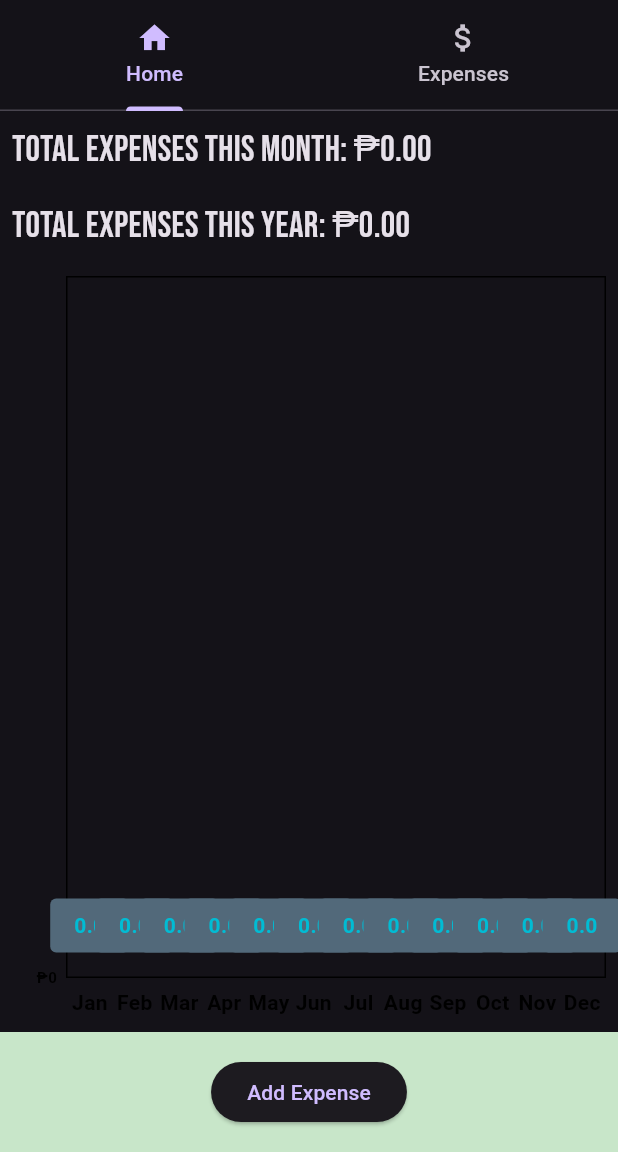
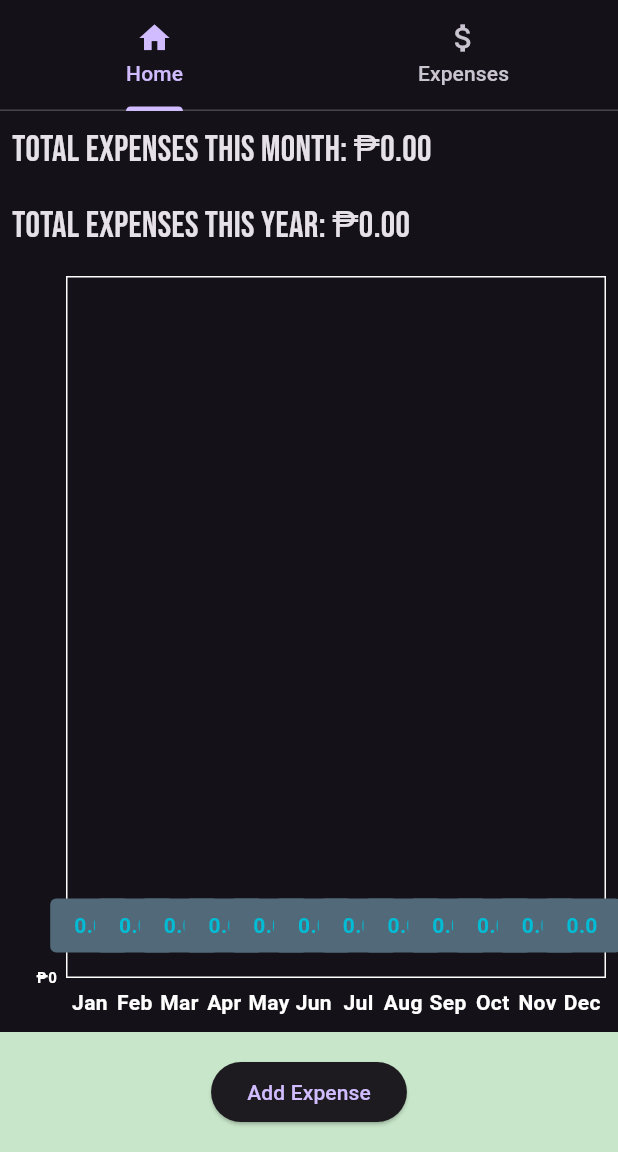
Before and after one commit to SugarSalad/Flutter, a Flutter app: the screen it shows after launch, after a tap on the "dark mode" icon, on a phone screen of 412 x 824 dp, the part 84-1236 px from its top. Run offline on Flutter 3.47's test engine with Material 3 defaults, Android fonts, the phone set to English and light mode, and no system bars; drawn by our look-alikes of fl_chart; our stand-ins replace hive, hive_flutter; accounts and stored records are empty.

Commit message:
optimized darkmode

```diff
--- a/lib/home_page.dart
+++ b/lib/home_page.dart
@@ -190,10 +190,10 @@ class _MyHomePageState extends State<MyHomePage>
               titlesData: FlTitlesData(
                 bottomTitles: SideTitles(
                   showTitles: true,
-                    getTextStyles: (context, value) => const TextStyle(
+                  getTextStyles: (context, value) => TextStyle(
                     fontSize: 14,
                     fontWeight: FontWeight.bold,
-                      color: Colors.black,
+                    color: isDarkMode ? Colors.white : Colors.black,
                   ),
                   getTitles: (value) {
                     switch (value.toInt()) {
@@ -228,10 +228,10 @@ class _MyHomePageState extends State<MyHomePage>
                 ),
                 leftTitles: SideTitles(
                   showTitles: true,
-                    getTextStyles: (context, value) => const TextStyle(
+                  getTextStyles: (context, value) => TextStyle(
                     fontSize: 10,
                     fontWeight: FontWeight.bold,
-                      color: Colors.black,
+                    color: isDarkMode ? Colors.white : Colors.black,
                   ),
                   getTitles: (value) {
                     return '₱${NumberFormat.decimalPattern().format(value)}';
@@ -242,7 +242,9 @@ class _MyHomePageState extends State<MyHomePage>
               ),
               borderData: FlBorderData(
                 show: true,
-                  border: Border.all(color: Colors.black),
+                border: Border.all(
+                  color: isDarkMode ? Colors.white : Colors.black,
+                ),
               ),
               barGroups: _generateBars(monthlyExpenses),
             ),
```
Lines whose indentation alone changed are shown as unchanged.
